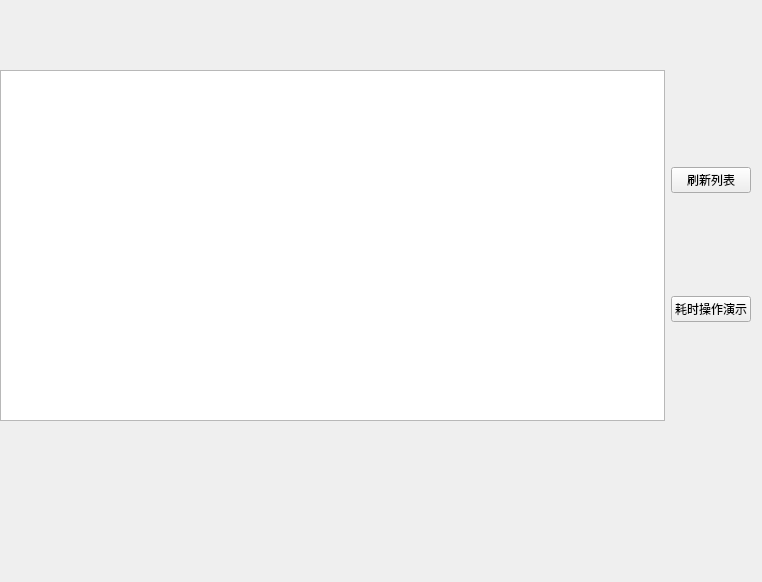
Qt form ui_page/page_two.ui (fengyec2/StudentGradeTracker) before a commit.
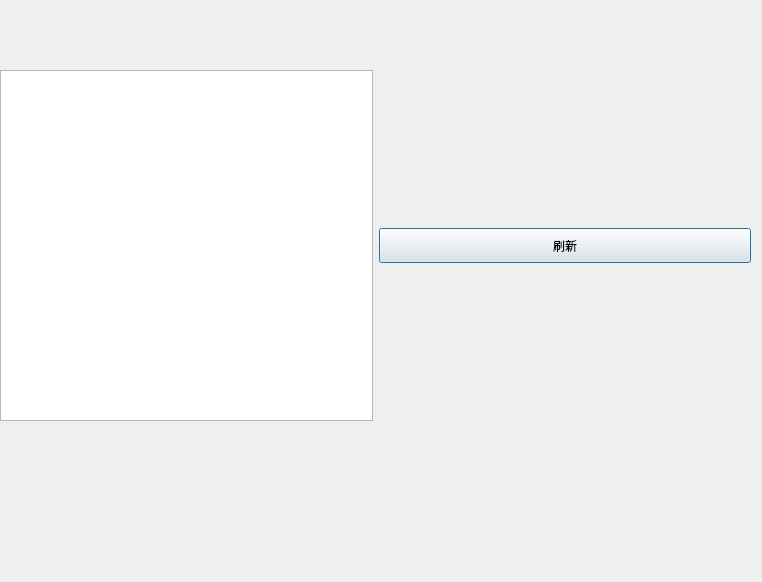
The same form after that commit. Custom widgets are drawn as their Qt base class.

The edit to the form file:
```diff
--- a/ui_page/page_two.ui
+++ b/ui_page/page_two.ui
@@ -48,26 +48,27 @@
       <item>
        <widget class="PushButton" name="pushButton">
         <property name="sizePolicy">
-         <sizepolicy hsizetype="Maximum" vsizetype="Fixed">
+         <sizepolicy hsizetype="Preferred" vsizetype="Fixed">
           <horstretch>0</horstretch>
           <verstretch>0</verstretch>
          </sizepolicy>
         </property>
-        <property name="text">
-         <string>刷新列表</string>
+        <property name="minimumSize">
+         <size>
+          <width>0</width>
+          <height>35</height>
+         </size>
         </property>
-       </widget>
-      </item>
-      <item>
-       <widget class="PushButton" name="pushButton_2">
-        <property name="sizePolicy">
-         <sizepolicy hsizetype="Maximum" vsizetype="Fixed">
-          <horstretch>0</horstretch>
-          <verstretch>0</verstretch>
-         </sizepolicy>
+        <property name="font">
+         <font>
+          <family>Microsoft YaHei</family>
+         </font>
         </property>
         <property name="text">
-         <string>耗时操作演示</string>
+         <string>刷新</string>
+        </property>
+        <property name="default">
+         <bool>true</bool>
         </property>
        </widget>
       </item>
```
Left out of the diff: 4 changed lines with no effect on the pictures.
